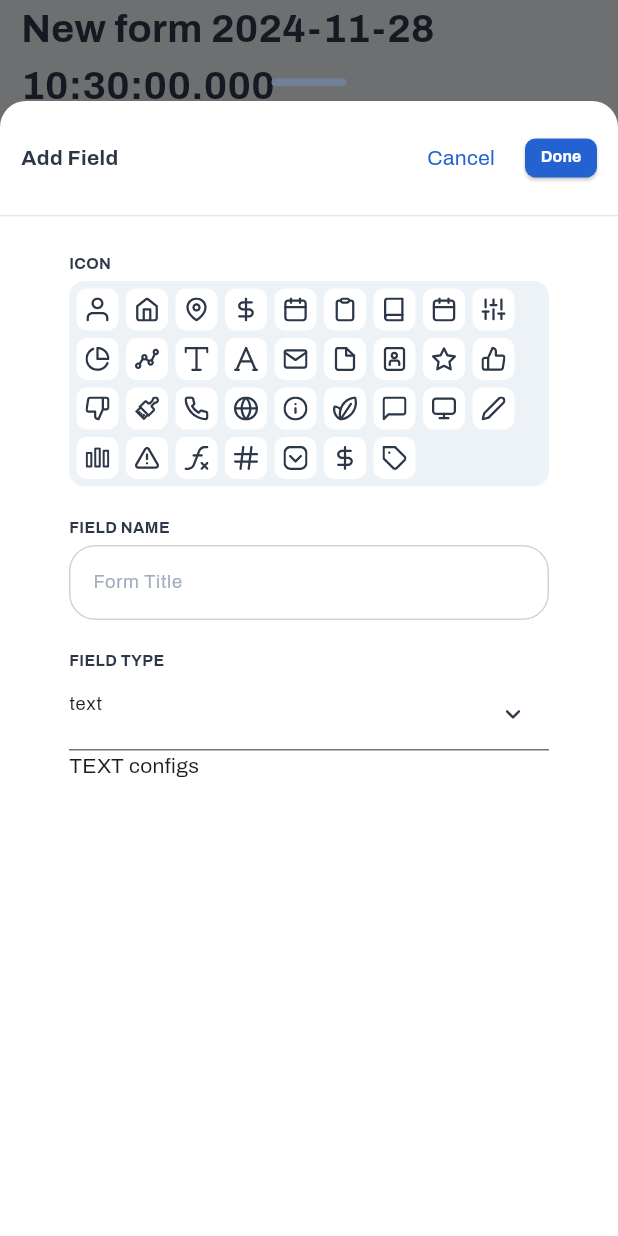
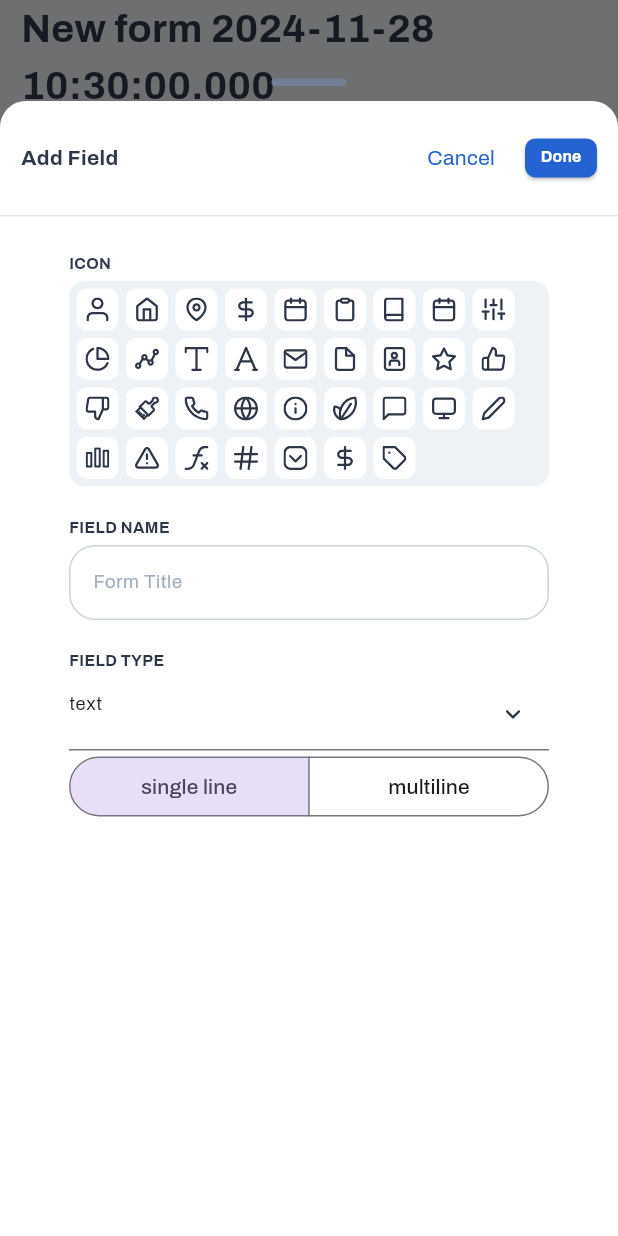
Before and after one commit to fel-cesar/smart-forms, a Flutter app: the FormPage screen opened directly with empty values, after a tap on "Add Field", on a phone screen of 412 x 824 dp. Run offline on Flutter 3.47's test engine with Material 3 defaults, Android fonts, the phone set to English and light mode, and no system bars; drawn by our look-alikes of dotted_border; our stand-ins replace flutter_svg, get; project files that could hold a hidden picture were left out.

Commit message:
feat: :sparkles: multiline text field

```diff
--- a/lib/models/form_fields/form_text_field_model.dart
+++ b/lib/models/form_fields/form_text_field_model.dart
@@ -1,9 +1,14 @@
 import '../form_field.dart';
 
 class FormTextFieldModel extends MarkFormField {
+
+  final bool multiline;
+
   FormTextFieldModel(
       {required super.id,
       required super.label,
-      required super.type, // TODO: do we need this? Should it be an enum? should be const? or should we just compare types of the class?
+      required super.type,
+      this.multiline = false,
+       // TODO: do we need this? Should it be an enum? should be const? or should we just compare types of the class?
       String? super.value});
 }
--- a/lib/presentation/components/text_field.dart
+++ b/lib/presentation/components/text_field.dart
@@ -6,8 +6,9 @@ import 'ui_constants.dart';
 class MarkTextField extends StatelessWidget {
   final String title;
   final String hintText;
+  final bool multiline;
 
-  const MarkTextField({super.key, this.title = '', this.hintText = ''});
+  const MarkTextField({super.key, this.title = '', this.hintText = '',  this.multiline = false});
 
   @override
   Widget build(BuildContext context) {
@@ -16,6 +17,7 @@ class MarkTextField extends StatelessWidget {
       children: [
         if (title.isNotEmpty) Text(title), // TODO: Proper font and size here
         TextField(
+          maxLines: multiline? null: 1,
           style: const TextStyle(fontSize: 12.25),
           cursorColor: Constants.gray500,
           decoration: InputDecoration(
--- a/lib/presentation/factories/form_field_to_widget_factory.dart
+++ b/lib/presentation/factories/form_field_to_widget_factory.dart
@@ -11,7 +11,7 @@ import '../../models/form_fields/form_text_field_model.dart';
 class FormFieldToWidgetFactory {
   static Widget buildFormField(MarkFormField field) {
     if (field is FormTextFieldModel) {
-      return const MarkTextField();
+      return  MarkTextField(multiline: field.multiline);
     }
     if (field is MarkDropdownFormField) {
       return MarkDropdown(label: field.label, options: field.options);
--- a/lib/presentation/pages/add_field/add_field_page.dart
+++ b/lib/presentation/pages/add_field/add_field_page.dart
@@ -177,11 +177,11 @@ class AddFieldPage extends StatelessWidget {
                               const NotchArea(),
                               Expanded(
                                 child: FieldTypeSelector<String>(
-                            onSelect: (value) {
-                              addFieldPageController.options.clear();
-                              addFieldPageController.optionsKeys.clear();
-                              addFieldPageController.type.value = value;
-                            },
+                                  onSelect: (value) {
+                                    addFieldPageController.options.clear();
+                                    addFieldPageController.optionsKeys.clear();
+                                    addFieldPageController.type.value = value;
+                                  },
                                 ),
                               ),
                             ],
@@ -210,7 +210,21 @@ class AddFieldPage extends StatelessWidget {
 
                     Obx(() {
                       return addFieldPageController.type.value == 'text'
-                          ? const Text('TEXT configs')
+                          ? SegmentedButton<String>(
+                            emptySelectionAllowed: false,
+                            multiSelectionEnabled: false,
+                            showSelectedIcon: false,
+                            onSelectionChanged: (p0) {
+                                  addFieldPageController.textFieldType.value = p0.first;
+                            },
+                              segments: const [
+                                ButtonSegment<String>(
+                                    label: Text('single line'), value: 'single'),
+                                ButtonSegment<String>(
+                                    label: Text('multiline'), value: 'multiline'),
+                              ],
+                              selected:  {addFieldPageController.textFieldType.value},
+                            )
                           : const SizedBox.shrink();
                     }),
 
--- a/lib/presentation/pages/add_field/add_field_page_controller.dart
+++ b/lib/presentation/pages/add_field/add_field_page_controller.dart
@@ -13,6 +13,7 @@ class AddFieldPageController extends GetxController {
   final options = <String>[].obs;
   final optionsKeys = <String>[].obs;
 
+  final textFieldType = 'single'.obs;
 
   MarkFormField get formField {
     switch (type.value) {
@@ -21,6 +22,7 @@ class AddFieldPageController extends GetxController {
           id: DateTime.now().toString(),
           label: name.value,
           type: type.value,
+          multiline: textFieldType.value == 'multiline',
         );
       case 'dropdown':
         return MarkDropdownFormField(
```
